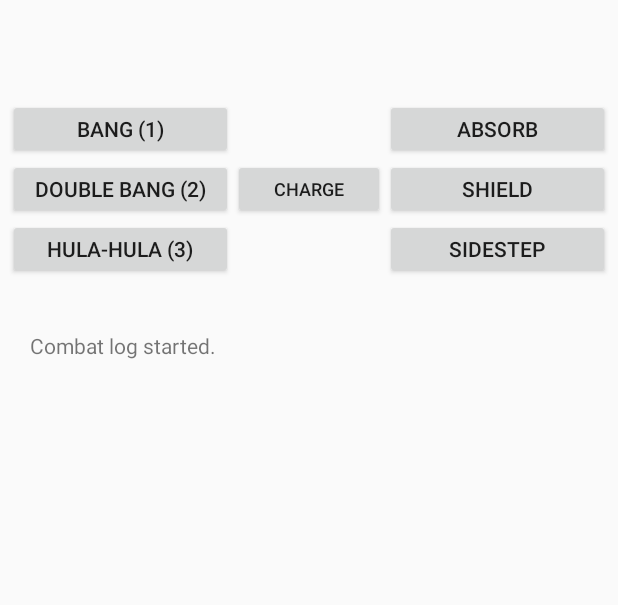
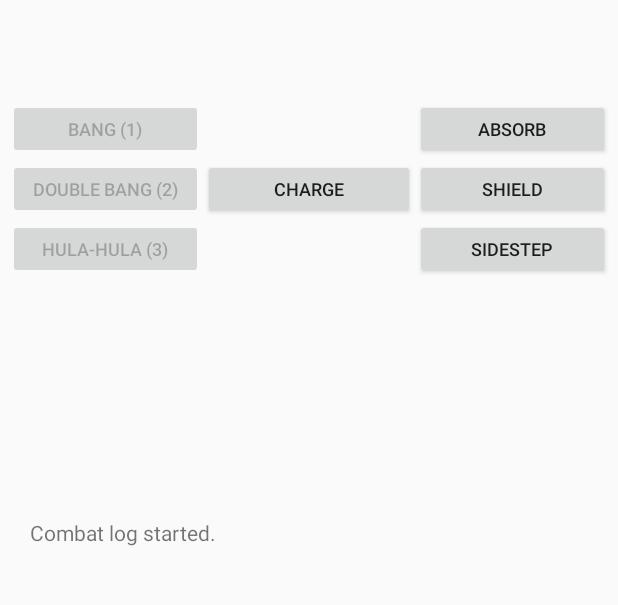
Before and after one commit to scveloso/Labyrinth2, an Android app: the CombatActivity screen opened directly, with no data from a screen before it, on a phone screen of 412 x 824 dp, the part 314-919 px from its top. Run offline under Robolectric (Android 15) with nearby library versions, the phone set to English and light mode, and no system bars.

Commit message:
Fixed bugs -Player can no longer perform whatever attacks based on charge (charges weren't updated, buttons weren't updated) -Blocks can now only block attacks that have the same power level as the block (level 2 block blocks level 2 attack only)
Added
-Player sprite draft

```diff
--- a/app/src/main/java/com/sveloso/labyrinth/CombatActivity.java
+++ b/app/src/main/java/com/sveloso/labyrinth/CombatActivity.java
@@ -135,6 +135,7 @@ public class CombatActivity extends Activity {
 
         updateEnemyUI();
         updatePlayerUI();
+        updatePlayerAttacks();
 
         log("Combat log started.");
     }
@@ -169,18 +170,39 @@ public class CombatActivity extends Activity {
         imgPlayerHealth.requestLayout();
     }
 
-    private void handlePlayerTurn(Move playerMove) {
+    private void updatePlayerAttacks() {
+        btnAttack1.setEnabled(true);
+        btnAttack2.setEnabled(true);
+        btnAttack3.setEnabled(true);
+
+
+        if (playerCharge < 3) {
+            btnAttack3.setEnabled(false);
+
+            if (playerCharge < 2) {
+                btnAttack2.setEnabled(false);
+
+                if (playerCharge < 1) {
+                    btnAttack1.setEnabled(false);
+                }
+            }
+        }
+    }
+
+    private void handlePlayerTurn (Move playerMove) {
         Move enemyMove = currEnemy.getNextMove(playerCharge);
+        log("Player used " + playerMove.getName());
+        log("Enemy used " + enemyMove.getName());
 
-        if (playerMove.getMoveType().equals("attack")) {
+        if (playerMove.getMoveType().equals("attack")) /* player uses attack */ {
 
             playerCharge -= playerMove.getPower();
 
             if (enemyMove.getMoveType().equals("block")) {
-                if (playerMove.getPower() > enemyMove.getPower()) {
+                if (playerMove.getPower() != enemyMove.getPower()) {
                     inflictDamageToEnemy();
                 } else {
-                    log(currEnemy.getName() + "successfully blocked the player's attack.");
+                    log(currEnemy.getName() + " successfully blocked the player's attack.");
                 }
             } else if (enemyMove.getMoveType().equals("attack")) {
                 if (playerMove.getPower() > enemyMove.getPower()) {
@@ -193,11 +215,11 @@ public class CombatActivity extends Activity {
             } else {
                 inflictDamageToEnemy();
             }
-        } else if (playerMove.getMoveType().equals("block")) {
+        } else if (playerMove.getMoveType().equals("block")) /* player uses block */ {
             if (enemyMove.getMoveType().equals("block")) {
                 log("Both parties blocked, nothing happened!");
             } else if (enemyMove.getMoveType().equals("attack")) {
-                if (enemyMove.getPower() > playerMove.getPower()) {
+                if (enemyMove.getPower() != playerMove.getPower()) {
                     inflictDamageToPlayer();
                 }  else {
                     log("Player successfully blocked the enemy " + currEnemy.getName() + " attack.");
@@ -205,7 +227,9 @@ public class CombatActivity extends Activity {
             } else {
                 log("Player blocked, but the enemy was just charging!");
             }
-        } else {
+        } else /* player uses charge */ {
+            playerCharge++;
+
             if (enemyMove.getMoveType().equals("attack")) {
                 log("Enemy " + currEnemy.getName() + " attacked the player while charging!");
                 inflictDamageToPlayer();
@@ -213,6 +237,7 @@ public class CombatActivity extends Activity {
                 log("Both parties charged.");
             }
         }
+        updatePlayerAttacks();
     }
 
     private void inflictDamageToEnemy() {
--- a/app/src/main/res/layout/activity_combat.xml
+++ b/app/src/main/res/layout/activity_combat.xml
@@ -105,7 +105,7 @@
 
         <Button
             android:id="@+id/btnAttack1"
-            android:layout_width="150dp"
+            android:layout_width="130dp"
             android:layout_height="40dp"
             android:layout_alignParentLeft="true"
             android:layout_alignParentStart="true"
@@ -113,30 +113,32 @@
             android:layout_marginLeft="5dp"
             android:layout_marginStart="5dp"
             android:layout_marginTop="15dp"
-            android:text="Bang (1)" />
+            android:text="Bang (1)"
+            android:textSize="12sp" />
 
         <Button
             android:id="@+id/btnAttack2"
-            android:layout_width="150dp"
+            android:layout_width="130dp"
             android:layout_height="40dp"
             android:layout_alignLeft="@+id/btnAttack1"
             android:layout_alignStart="@+id/btnAttack1"
             android:layout_below="@+id/btnAttack1"
             android:text="Double Bang (2)"
-            android:textSize="14sp" />
+            android:textSize="12sp" />
 
         <Button
             android:id="@+id/btnAttack3"
-            android:layout_width="150dp"
+            android:layout_width="130dp"
             android:layout_height="40dp"
             android:layout_alignLeft="@+id/btnAttack2"
             android:layout_alignStart="@+id/btnAttack2"
             android:layout_below="@+id/btnAttack2"
-            android:text="Hula-hula (3)" />
+            android:text="Hula-hula (3)"
+            android:textSize="12sp" />
 
         <Button
             android:id="@+id/btnBlock1"
-            android:layout_width="150dp"
+            android:layout_width="130dp"
             android:layout_height="40dp"
             android:layout_alignBottom="@+id/btnAttack1"
             android:layout_alignParentEnd="true"
@@ -144,44 +146,48 @@
             android:layout_marginEnd="5dp"
             android:layout_marginRight="5dp"
             android:layout_marginTop="15dp"
-            android:text="Absorb" />
+            android:text="Absorb"
+            android:textSize="12sp" />
 
         <Button
             android:id="@+id/btnBlock2"
-            android:layout_width="150dp"
+            android:layout_width="130dp"
             android:layout_height="40dp"
             android:layout_alignEnd="@+id/btnBlock1"
             android:layout_alignLeft="@id/btnBlock1"
             android:layout_alignRight="@+id/btnBlock1"
             android:layout_alignStart="@id/btnBlock1"
             android:layout_below="@id/btnBlock1"
-            android:text="Shield" />
+            android:text="Shield"
+            android:textSize="12sp" />
 
         <Button
             android:id="@+id/btnBlock3"
-            android:layout_width="150dp"
+            android:layout_width="130dp"
             android:layout_height="40dp"
             android:layout_alignEnd="@+id/btnBlock2"
             android:layout_alignLeft="@id/btnBlock2"
             android:layout_alignRight="@+id/btnBlock2"
             android:layout_alignStart="@id/btnBlock2"
             android:layout_below="@id/btnBlock2"
-            android:text="Sidestep" />
+            android:text="Sidestep"
+            android:textSize="12sp" />
 
         <Button
             android:id="@+id/btnCharge"
+            android:layout_width="100dp"
+            android:layout_height="40dp"
+            android:layout_below="@id/btnAttack1"
+            android:layout_toLeftOf="@id/btnBlock2"
+            android:layout_toRightOf="@id/btnAttack2"
             android:text="Charge"
-            android:layout_toRightOf="@id/btnAttack2"
-            android:layout_toLeftOf="@id/btnBlock2"
-            android:layout_below="@id/btnAttack1"
-            android:textSize="12sp"
-            android:layout_width="100dp"
-            android:layout_height="40dp" />
+            android:textSize="12sp" />
     </RelativeLayout>
 
     <TextView
         android:padding="20dp"
         android:id="@+id/txtCombatLog"
         android:layout_width="match_parent"
-        android:layout_height="100dp" />
+        android:gravity="bottom"
+        android:layout_height="200dp" />
 </LinearLayout>
--- a/app/src/main/res/layout/activity_main.xml
+++ b/app/src/main/res/layout/activity_main.xml
@@ -122,12 +122,12 @@
     <ImageView
         android:layout_width="wrap_content"
         android:layout_height="wrap_content"
-        android:id="@+id/imageView5"
+        android:id="@+id/imgC"
         android:maxWidth="50dip"
         android:maxHeight="50dip"
         android:minHeight="50dip"
         android:minWidth="50dip"
-        android:src="@mipmap/ic_launcher"
+        android:src="@mipmap/player_front"
         android:layout_below="@+id/imgN"
         android:layout_toRightOf="@+id/imgNW"
         android:layout_toEndOf="@+id/imgNW"/>
@@ -167,7 +167,7 @@
         android:minHeight="50dip"
         android:minWidth="50dip"
         android:src="@mipmap/img_block"
-        android:layout_below="@+id/imageView5"
+        android:layout_below="@+id/imgC"
         android:layout_toRightOf="@+id/imgSW"
         android:layout_toEndOf="@+id/imgSW"/>
 
```
Also changed, not shown: app/src/main/java/com/sveloso/labyrinth/MainActivity.java (+10 -1 lines), app/src/main/java/com/sveloso/labyrinth/Move.java (+15 -9 lines), app/src/main/player_front-web.png (added), app/src/main/res/mipmap-hdpi/player_front.png (added), app/src/main/res/mipmap-mdpi/player_front.png (added), app/src/main/res/mipmap-xhdpi/player_front.png (added), app/src/main/res/mipmap-xxhdpi/player_front.png (added), app/src/main/res/mipmap-xxxhdpi/player_front.png (added).
